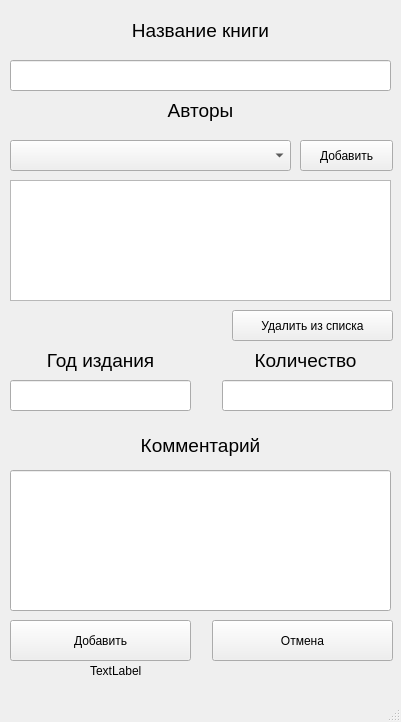
First picture: the form in add_book.ui, repository HikyGM/Libr, before the edit.
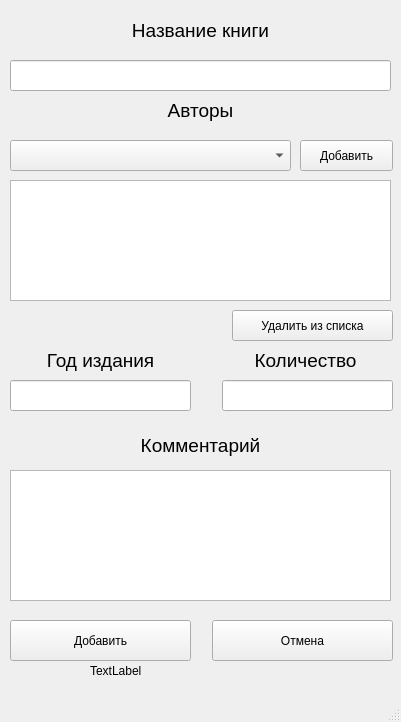
Second picture: the form after the edit.

What changed in the file:
```diff
--- a/add_book.ui
+++ b/add_book.ui
@@ -85,16 +85,6 @@
      </rect>
     </property>
    </widget>
-   <widget class="QLineEdit" name="line_comm">
-    <property name="geometry">
-     <rect>
-      <x>10</x>
-      <y>470</y>
-      <width>381</width>
-      <height>141</height>
-     </rect>
-    </property>
-   </widget>
    <widget class="QComboBox" name="search_author">
     <property name="geometry">
      <rect>
@@ -280,6 +270,23 @@
      <string>TextLabel</string>
     </property>
    </widget>
+   <widget class="QTextEdit" name="text_comm">
+    <property name="geometry">
+     <rect>
+      <x>10</x>
+      <y>470</y>
+      <width>381</width>
+      <height>131</height>
+     </rect>
+    </property>
+    <property name="html">
+     <string>&lt;!DOCTYPE HTML PUBLIC &quot;-//W3C//DTD HTML 4.0//EN&quot; &quot;http://www.w3.org/TR/REC-html40/strict.dtd&quot;&gt;
+&lt;html&gt;&lt;head&gt;&lt;meta name=&quot;qrichtext&quot; content=&quot;1&quot; /&gt;&lt;style type=&quot;text/css&quot;&gt;
+p, li { white-space: pre-wrap; }
+&lt;/style&gt;&lt;/head&gt;&lt;body style=&quot; font-family:'MS Shell Dlg 2'; font-size:7.8pt; font-weight:400; font-style:normal;&quot;&gt;
+&lt;p style=&quot;-qt-paragraph-type:empty; margin-top:0px; margin-bottom:0px; margin-left:0px; margin-right:0px; -qt-block-indent:0; text-indent:0px;&quot;&gt;&lt;br /&gt;&lt;/p&gt;&lt;/body&gt;&lt;/html&gt;</string>
+    </property>
+   </widget>
   </widget>
   <widget class="QStatusBar" name="statusbar"/>
   <widget class="QMenuBar" name="menubar">
```
Left out of the diff: 4 changed lines with no effect on the pictures.
